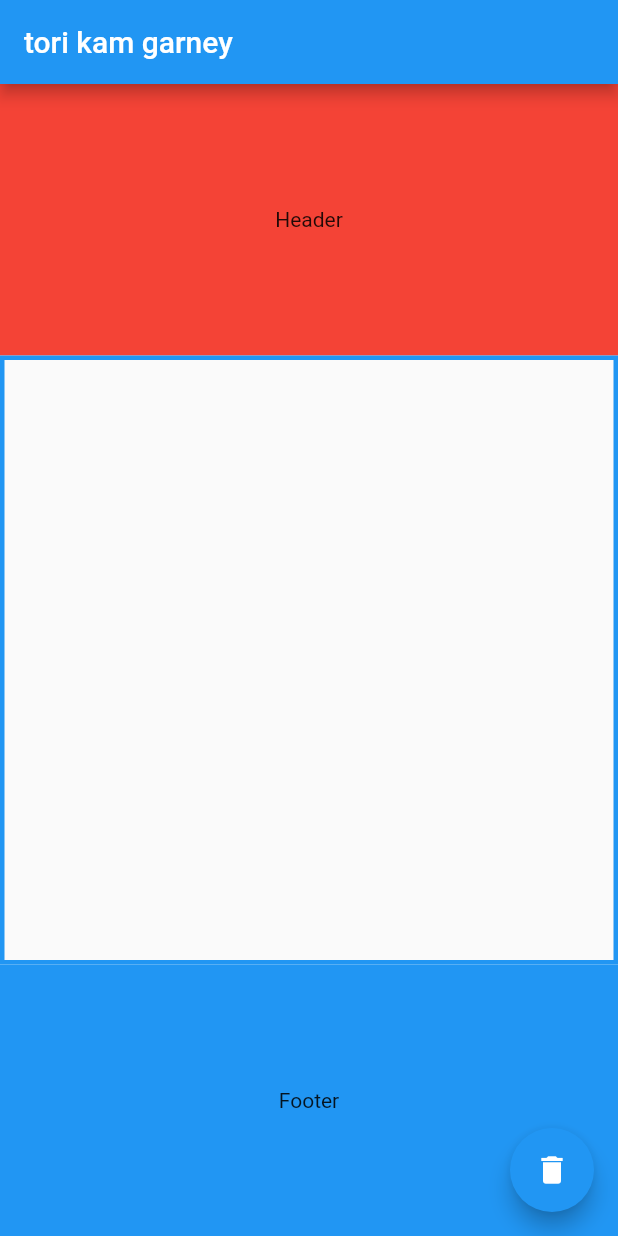
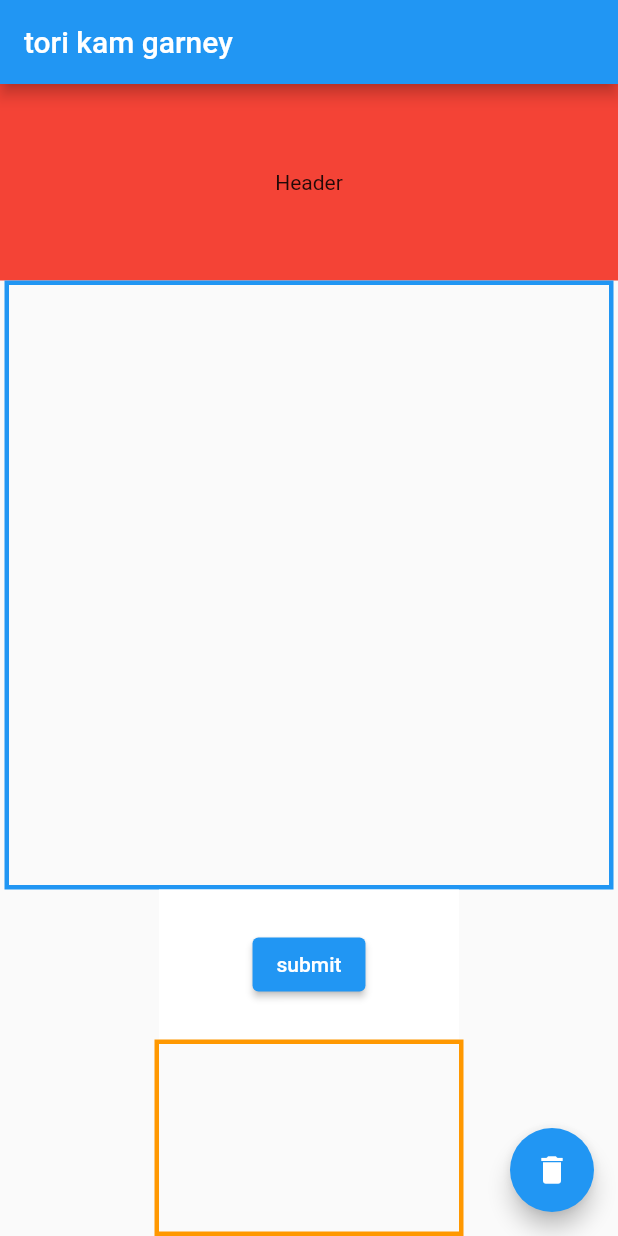
Before and after one commit to MinorProject-BCTAB075/Equation_Recogniser, a Flutter app: the screen it shows after launch, on a phone screen of 412 x 824 dp. Run offline on Flutter 3.47's test engine with Material 2 defaults, Android fonts, the phone set to English and light mode, and no system bars.

Commit message:
2nd pictures

```diff
--- a/lib/draw_screen.dart
+++ b/lib/draw_screen.dart
@@ -1,6 +1,7 @@
 import 'package:flutter/material.dart';
 import 'package:equation_recognizer/constant.dart';
 import 'package:equation_recognizer/draw_painter.dart';
+//import 'package:equation_recognizer/pic.dart';
 
 class RecognizerScreen extends StatefulWidget {
   // ignore: prefer_const_constructors_in_immutables
@@ -13,10 +14,19 @@ class RecognizerScreen extends StatefulWidget {
 }
 
 class _RecognizerScreen extends State<RecognizerScreen> {
+  var _index = 0;
+  void _random() {
+    setState(() {
+      _index = _index + 1;
+      _index %= 2;
+    });
+  }
+
   List<Offset> points = <Offset>[];
 
   @override
   Widget build(BuildContext context) {
+    var _question = ['', 'who is yaman?', 'why is yaman hero'];
     return Scaffold(
       appBar: AppBar(
         // ignore: prefer_const_constructors
@@ -68,7 +78,7 @@ class _RecognizerScreen extends State<RecognizerScreen> {
                     },
                     child: ClipRect(
                       child: CustomPaint(
-                        size: Size(kCanvasSize + 1000, kCanvasSize),
+                        size: Size(kCanvasSize, kCanvasSize),
                         painter: drawingPainter(
                           offsetPoints: points,
                         ),
@@ -78,15 +88,33 @@ class _RecognizerScreen extends State<RecognizerScreen> {
                 },
               ),
             ),
+            Container(
+              padding: EdgeInsets.all(4),
+              alignment: Alignment.center,
+              color: Colors.white,
+              width: 200.0,
+              height: 100.0,
+              child: ElevatedButton(
+                onPressed: () {
+                  _random();
+                },
+                child: Text('submit'),
+              ),
+            ),
             Expanded(
               flex: 1,
               child: Container(
-                padding: EdgeInsets.all(16),
-                color: Colors.blue,
+                child: Text(_question[_index]),
                 alignment: Alignment.center,
-                child: Text('Footer'),
+                width: MediaQuery.of(context).size.width / 2,
+                decoration: new BoxDecoration(
+                  border: new Border.all(
+                    width: 3.0,
+                    color: Colors.orange,
+                  ),
+                ),
               ),
-            ),
+            )
           ],
         ),
       ),
```
